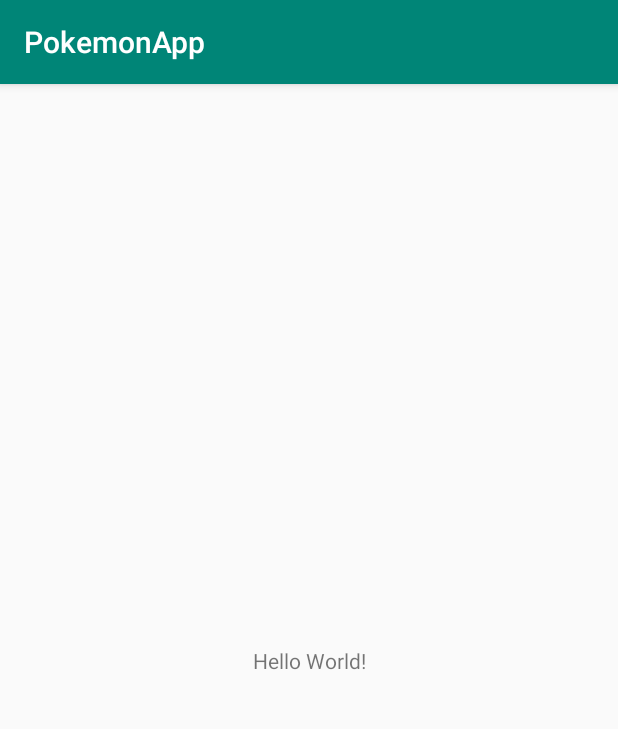
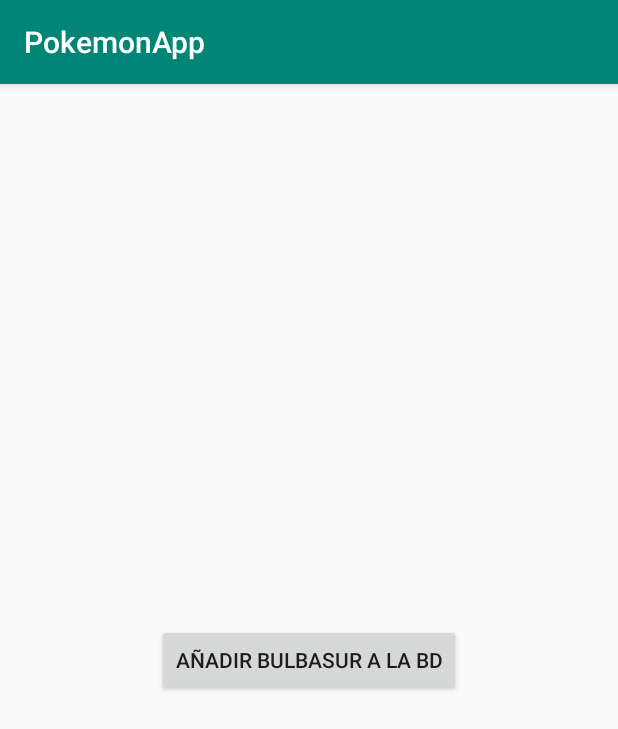
Before and after one commit to arxeus99/pokemonAndroidApp, an Android app: the screen it shows after launch (MainActivity), on a phone screen of 412 x 824 dp. Shown: the top 729 px of the screen. Run offline under Robolectric (Android 15) with nearby library versions, the phone set to English and light mode, and no system bars.

Commit message:
he añadido la clase base de datos y un boton para guardar a bulbasur en ésta

```diff
--- a/app/src/main/res/layout/activity_main.xml
+++ b/app/src/main/res/layout/activity_main.xml
@@ -6,13 +6,15 @@
     android:layout_height="match_parent"
     tools:context=".MainActivity">
 
-    <TextView
+    <Button
+        android:id="@+id/button"
         android:layout_width="wrap_content"
         android:layout_height="wrap_content"
-        android:text="Hello World!"
+        android:text="Añadir Bulbasur a la bd"
         app:layout_constraintBottom_toBottomOf="parent"
-        app:layout_constraintLeft_toLeftOf="parent"
-        app:layout_constraintRight_toRightOf="parent"
-        app:layout_constraintTop_toTopOf="parent" />
+        app:layout_constraintEnd_toEndOf="parent"
+        app:layout_constraintStart_toStartOf="parent"
+        app:layout_constraintTop_toTopOf="parent"
+        android:onClick="añadirVoid"/>
 
 </androidx.constraintlayout.widget.ConstraintLayout>
```
Also changed, not shown: app/src/main/java/com/valentelmadafaka/pokemonapp/MainActivity.java (+24 -1 lines), app/src/main/java/com/valentelmadafaka/pokemonapp/dataBase/AjudaDB.java (added, +34 -0 lines), app/src/main/java/com/valentelmadafaka/pokemonapp/dataBase/DBInterface.java (added, +63 -0 lines), app/src/main/java/com/valentelmadafaka/pokemonapp/model/Pokemon.java (+48 -0 lines).
